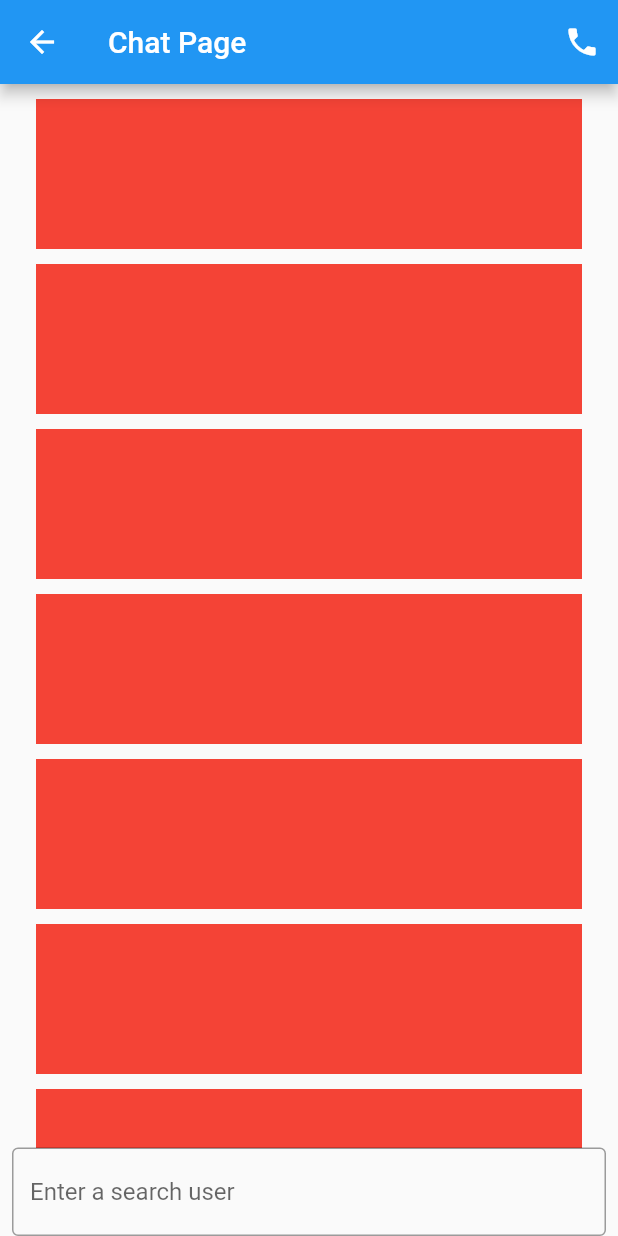
After one commit to olololoe110399/chat_app_example, a Flutter app: the ChatScreen screen opened directly, on a phone screen of 412 x 824 dp. The commit adds this screen. Run offline on Flutter 3.47's test engine with Material 2 defaults, Android fonts, the phone set to English and light mode, and no system bars; our stand-ins replace cloud_firestore, dartx, equatable, firebase_auth, firebase_core, firebase_storage and 3 more; accounts and stored records are empty.

Commit message:
[feature] search user

```diff
--- a/lib/main.dart
+++ b/lib/main.dart
@@ -1,5 +1,6 @@
 import 'package:chat_app/firebase_options.dart';
 import 'package:chat_app/providers/auth_provider.dart';
+import 'package:chat_app/providers/home_provider.dart';
 import 'package:chat_app/screens/splash_screen.dart';
 import 'package:cloud_firestore/cloud_firestore.dart';
 import 'package:firebase_auth/firebase_auth.dart';
@@ -36,6 +37,11 @@ class MyApp extends StatelessWidget {
             sharedPreferences: sharedPreferences,
           ),
         ),
+        ChangeNotifierProvider(
+          create: (_) => HomeProvider(
+            firebaseFirestore: firebaseFirestore,
+          ),
+        ),
       ],
       child: MaterialApp(
         debugShowCheckedModeBanner: false,
--- a/lib/providers/auth_provider.dart
+++ b/lib/providers/auth_provider.dart
@@ -2,7 +2,7 @@ import 'package:chat_app/constants/all_constants.dart';
 import 'package:chat_app/models/chat_user.dart';
 import 'package:cloud_firestore/cloud_firestore.dart';
 import 'package:firebase_auth/firebase_auth.dart';
-import 'package:flutter/cupertino.dart';
+import 'package:flutter/material.dart';
 import 'package:google_sign_in/google_sign_in.dart';
 import 'package:shared_preferences/shared_preferences.dart';
 
@@ -22,12 +22,17 @@ class AuthProvider extends ChangeNotifier {
 
   Status _status = Status.uninitialized;
 
+  Status get status => _status;
+
   AuthProvider({
     required this.googleSignIn,
     required this.firebaseAuth,
     required this.firebaseStorage,
     required this.sharedPreferences,
   });
+
+  String? get getFirebaseUserId =>
+      sharedPreferences.getString(FirestoreConstants.id);
 
   Future<bool> isLogin() => googleSignIn.isSignedIn();
 
--- /dev/null
+++ b/lib/screens/chat_screen.dart
@@ -0,0 +1,73 @@
+import 'package:flutter/material.dart';
+
+class ChatScreen extends StatefulWidget {
+  const ChatScreen({Key? key}) : super(key: key);
+
+  @override
+  State<ChatScreen> createState() => _ChatScreenState();
+}
+
+class _ChatScreenState extends State<ChatScreen> {
+  @override
+  Widget build(BuildContext context) {
+    return Scaffold(
+      appBar: AppBar(
+        title: const Text("Chat Page"),
+        actions: [
+          IconButton(
+            onPressed: () {
+              // call phone
+            },
+            icon: const Icon(Icons.phone),
+          )
+        ],
+      ),
+      body: SafeArea(
+        child: Container(
+          padding: const EdgeInsets.symmetric(horizontal: 8),
+          child: Column(
+            children: [
+              _buildListMessage(),
+              _buildMessageInput(),
+            ],
+          ),
+        ),
+      ),
+    );
+  }
+
+  Widget _buildListMessage() {
+    return Expanded(
+      child: ListView.separated(
+        padding: const EdgeInsets.symmetric(
+          vertical: 10,
+          horizontal: 16,
+        ),
+        shrinkWrap: true,
+        itemCount: 10,
+        itemBuilder: (context, index) => _buildItem(),
+        separatorBuilder: (_, index) => const SizedBox(
+          height: 10,
+        ),
+      ),
+    );
+  }
+
+  Widget _buildMessageInput() {
+    return TextField(
+      decoration: const InputDecoration(
+        border: OutlineInputBorder(),
+        hintText: 'Enter a search user',
+      ),
+      onChanged: (value) {},
+    );
+  }
+
+  Widget _buildItem() {
+    return Container(
+      height: 100,
+      width: 100,
+      color: Colors.red,
+    );
+  }
+}
--- a/pubspec.yaml
+++ b/pubspec.yaml
@@ -44,6 +44,7 @@ dependencies:
   fluttertoast: ^8.0.9
   google_sign_in_web: ^0.10.1+2
   shared_preferences: ^2.0.15
+  dartx: ^1.1.0
 
 dev_dependencies:
   flutter_test:
```
Also changed, not shown: lib/providers/home_provider.dart (added, +33 -0 lines), lib/screens/home_screen.dart (+184 -10 lines), lib/screens/login_screen.dart (+16 -1 lines), lib/widgets/no_data.dart (added, +13 -0 lines), pubspec.lock.
